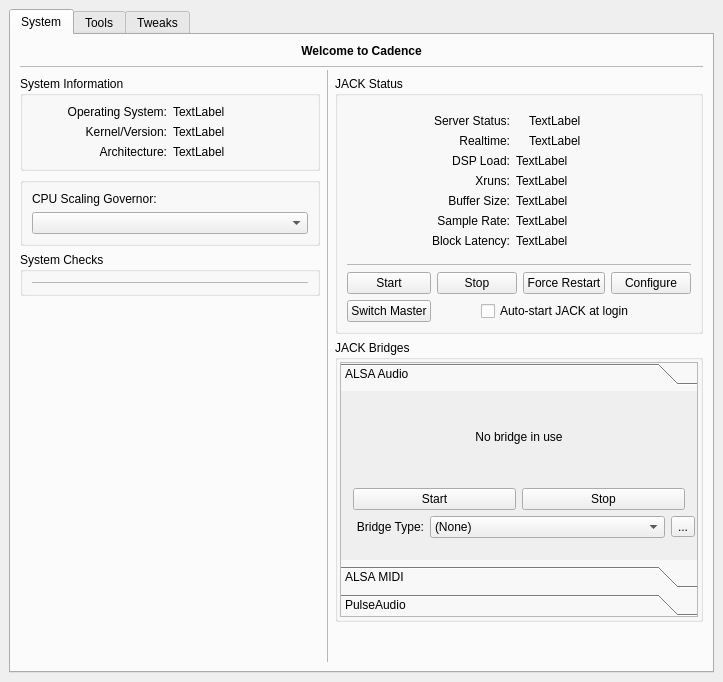
Before: the Qt Designer form resources/ui/cadence.ui in LADI/Cadence, drawn with Qt 5.
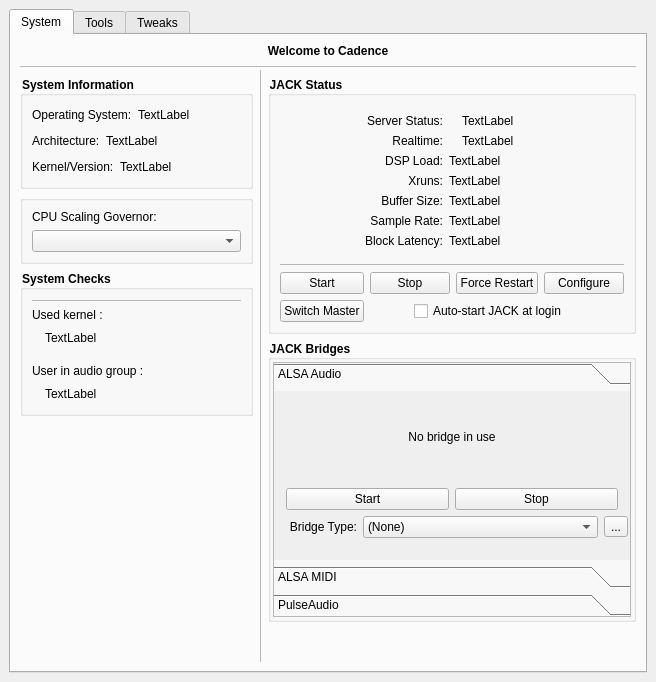
After: the same form once the commit is applied. Icons and pictures are not drawn. Custom widgets are drawn as their Qt base class.

Commit message: rearrange system checks layout

```diff
--- a/resources/ui/cadence.ui
+++ b/resources/ui/cadence.ui
@@ -6,7 +6,7 @@
    <rect>
     <x>0</x>
     <y>0</y>
-    <width>723</width>
+    <width>656</width>
     <height>682</height>
    </rect>
   </property>
@@ -72,61 +72,115 @@
          <layout class="QVBoxLayout" name="verticalLayout_10">
           <item>
            <widget class="QGroupBox" name="groupBox_info">
+            <property name="styleSheet">
+             <string notr="true">QGroupBox{font-weight: bold}</string>
+            </property>
             <property name="title">
              <string>System Information</string>
             </property>
-            <layout class="QGridLayout" name="gridLayout">
-             <item row="0" column="0">
+            <layout class="QVBoxLayout" name="verticalLayout_3">
+             <item>
+              <layout class="QHBoxLayout" name="horizontalLayout_6">
+               <item>
               <widget class="QLabel" name="label_info_os_L">
                <property name="text">
                 <string>Operating System:</string>
                </property>
                <property name="alignment">
-                <set>Qt::AlignRight|Qt::AlignTrailing|Qt::AlignVCenter</set>
+                  <set>Qt::AlignLeading|Qt::AlignLeft|Qt::AlignVCenter</set>
                </property>
               </widget>
              </item>
-             <item row="0" column="1">
+               <item>
               <widget class="QLabel" name="label_info_os">
                <property name="text">
                 <string>TextLabel</string>
                </property>
               </widget>
              </item>
-             <item row="1" column="0">
-              <widget class="QLabel" name="label_info_version_L">
-               <property name="text">
-                <string>Kernel/Version:</string>
-               </property>
-               <property name="alignment">
-                <set>Qt::AlignRight|Qt::AlignTrailing|Qt::AlignVCenter</set>
-               </property>
-              </widget>
-             </item>
-             <item row="1" column="1">
-              <widget class="QLabel" name="label_info_version">
-               <property name="text">
-                <string>TextLabel</string>
-               </property>
-              </widget>
+               <item>
+                <spacer name="horizontalSpacer_18">
+                 <property name="orientation">
+                  <enum>Qt::Horizontal</enum>
+                 </property>
+                 <property name="sizeHint" stdset="0">
+                  <size>
+                   <width>40</width>
+                   <height>20</height>
+                  </size>
+                 </property>
+                </spacer>
+               </item>
+              </layout>
              </item>
-             <item row="2" column="0">
+             <item>
+              <layout class="QHBoxLayout" name="horizontalLayout_14">
+               <item>
               <widget class="QLabel" name="label_info_arch_L">
                <property name="text">
                 <string>Architecture:</string>
                </property>
                <property name="alignment">
-                <set>Qt::AlignRight|Qt::AlignTrailing|Qt::AlignVCenter</set>
+                  <set>Qt::AlignLeading|Qt::AlignLeft|Qt::AlignVCenter</set>
                </property>
               </widget>
              </item>
-             <item row="2" column="1">
+               <item>
               <widget class="QLabel" name="label_info_arch">
                <property name="text">
                 <string>TextLabel</string>
                </property>
               </widget>
              </item>
+               <item>
+                <spacer name="horizontalSpacer_16">
+                 <property name="orientation">
+                  <enum>Qt::Horizontal</enum>
+                 </property>
+                 <property name="sizeHint" stdset="0">
+                  <size>
+                   <width>40</width>
+                   <height>20</height>
+                  </size>
+                 </property>
+                </spacer>
+               </item>
+              </layout>
+             </item>
+             <item>
+              <layout class="QHBoxLayout" name="horizontalLayout_13">
+               <item>
+                <widget class="QLabel" name="label_info_version_L">
+                 <property name="text">
+                  <string>Kernel/Version:</string>
+                 </property>
+                 <property name="alignment">
+                  <set>Qt::AlignLeading|Qt::AlignLeft|Qt::AlignVCenter</set>
+                 </property>
+                </widget>
+               </item>
+               <item>
+                <widget class="QLabel" name="label_info_version">
+                 <property name="text">
+                  <string>TextLabel</string>
+                 </property>
+                </widget>
+               </item>
+               <item>
+                <spacer name="horizontalSpacer_17">
+                 <property name="orientation">
+                  <enum>Qt::Horizontal</enum>
+                 </property>
+                 <property name="sizeHint" stdset="0">
+                  <size>
+                   <width>40</width>
+                   <height>20</height>
+                  </size>
+                 </property>
+                </spacer>
+               </item>
+              </layout>
+             </item>
             </layout>
            </widget>
           </item>
@@ -160,11 +214,78 @@
               <verstretch>0</verstretch>
              </sizepolicy>
             </property>
+            <property name="styleSheet">
+             <string notr="true">QGroupBox{font-weight: bold}</string>
+            </property>
             <property name="title">
              <string>System Checks</string>
             </property>
             <layout class="QGridLayout" name="gridLayout_3">
-             <item row="0" column="0" colspan="2">
+             <item row="2" column="0">
+              <layout class="QHBoxLayout" name="horizontalLayout_15">
+               <item>
+                <widget class="QLabel" name="labelUsedKernelIcon">
+                 <property name="text">
+                  <string/>
+                 </property>
+                 <property name="pixmap">
+                  <pixmap resource="../resources.qrc">:/16x16/dialog-ok-apply.png</pixmap>
+                 </property>
+                </widget>
+               </item>
+               <item>
+                <widget class="QLabel" name="labelUsedKernel">
+                 <property name="text">
+                  <string>TextLabel</string>
+                 </property>
+                </widget>
+               </item>
+               <item>
+                <spacer name="horizontalSpacer_19">
+                 <property name="orientation">
+                  <enum>Qt::Horizontal</enum>
+                 </property>
+                 <property name="sizeHint" stdset="0">
+                  <size>
+                   <width>40</width>
+                   <height>20</height>
+                  </size>
+                 </property>
+                </spacer>
+               </item>
+              </layout>
+             </item>
+             <item row="5" column="0">
+              <widget class="QLabel" name="label_6">
+               <property name="text">
+                <string>User in audio group :</string>
+               </property>
+              </widget>
+             </item>
+             <item row="4" column="0">
+              <spacer name="verticalSpacer_15">
+               <property name="orientation">
+                <enum>Qt::Vertical</enum>
+               </property>
+               <property name="sizeType">
+                <enum>QSizePolicy::Fixed</enum>
+               </property>
+               <property name="sizeHint" stdset="0">
+                <size>
+                 <width>20</width>
+                 <height>10</height>
+                </size>
+               </property>
+              </spacer>
+             </item>
+             <item row="1" column="0">
+              <widget class="QLabel" name="label_3">
+               <property name="text">
+                <string>Used kernel :</string>
+               </property>
+              </widget>
+             </item>
+             <item row="0" column="0">
               <widget class="Line" name="line_4">
                <property name="sizePolicy">
                 <sizepolicy hsizetype="Expanding" vsizetype="Fixed">
@@ -183,6 +304,40 @@
                </property>
               </widget>
              </item>
+             <item row="6" column="0">
+              <layout class="QHBoxLayout" name="horizontalLayout_16">
+               <item>
+                <widget class="QLabel" name="labelUserInAudioGroupIcon">
+                 <property name="text">
+                  <string/>
+                 </property>
+                 <property name="pixmap">
+                  <pixmap resource="../resources.qrc">:/16x16/dialog-ok-apply.png</pixmap>
+                 </property>
+                </widget>
+               </item>
+               <item>
+                <widget class="QLabel" name="labelUserInAudioGroup">
+                 <property name="text">
+                  <string>TextLabel</string>
+                 </property>
+                </widget>
+               </item>
+               <item>
+                <spacer name="horizontalSpacer_20">
+                 <property name="orientation">
+                  <enum>Qt::Horizontal</enum>
+                 </property>
+                 <property name="sizeHint" stdset="0">
+                  <size>
+                   <width>40</width>
+                   <height>20</height>
+                  </size>
+                 </property>
+                </spacer>
+               </item>
+              </layout>
+             </item>
             </layout>
            </widget>
           </item>
@@ -207,10 +362,13 @@
            <widget class="QGroupBox" name="groupBox_jack">
             <property name="font">
              <font>
-              <weight>50</weight>
-              <bold>false</bold>
+              <weight>75</weight>
+              <bold>true</bold>
              </font>
             </property>
+            <property name="styleSheet">
+             <string notr="true">QGroupBox{font-weight: bold}</string>
+            </property>
             <property name="title">
              <string>JACK Status</string>
             </property>
@@ -506,6 +664,9 @@
               <verstretch>0</verstretch>
              </sizepolicy>
             </property>
+            <property name="styleSheet">
+             <string notr="true">QGroupBox{font-weight: bold}</string>
+            </property>
             <property name="title">
              <string>JACK Bridges</string>
             </property>
```
Left out of the diff: 2 changed lines with no effect on the pictures. Lines whose indentation alone changed are shown as unchanged. The commit also changes 1 other file.
